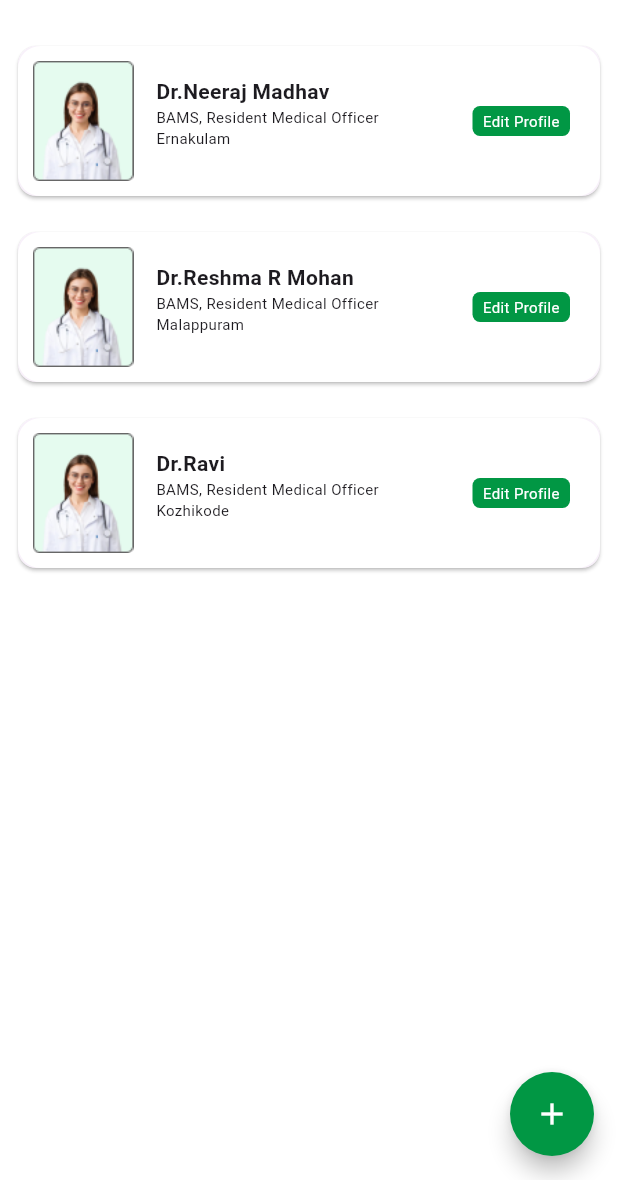
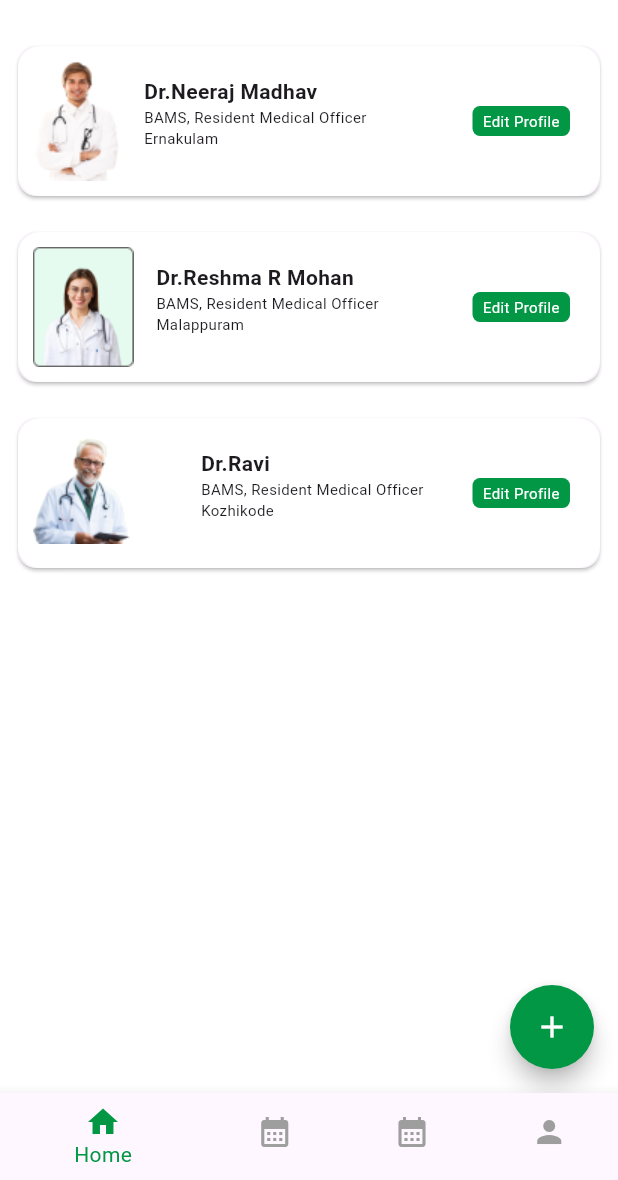
Before and after one commit to Muhammedsuhailv/doctors_app, a Flutter app: the screen it shows after launch, on a phone screen of 412 x 824 dp, the part 56-1236 px from its top. Run offline on Flutter 3.47's test engine with Material 3 defaults, Android fonts, the phone set to English and light mode, and no system bars.

Commit message:
second commit

```diff
--- a/lib/main.dart
+++ b/lib/main.dart
@@ -1,5 +1,6 @@
 import 'package:flutter/material.dart';
 import 'package:kayla_soft/views/add_doctor.dart';
+import 'package:kayla_soft/views/bottom_navbar/bottom_navbar.dart';
 import 'package:kayla_soft/views/home_page.dart';
 
 void main() {
@@ -18,7 +19,7 @@ class MyApp extends StatelessWidget {
         colorScheme: ColorScheme.fromSeed(seedColor: Colors.deepPurple),
         useMaterial3: true,
       ),
-      home: HomePage()
+      home: MyHomePage()
     );
   }
 }
--- /dev/null
+++ b/lib/views/bottom_navbar/bottom_navbar.dart
@@ -0,0 +1,60 @@
+
+import 'package:flutter/cupertino.dart';
+import 'package:flutter/material.dart';
+import 'package:kayla_soft/views/add_doctor.dart';
+import 'package:kayla_soft/views/home_page.dart';
+
+class MyHomePage extends StatefulWidget {
+  const MyHomePage({Key? key}) : super(key: key);
+
+  @override
+  State<MyHomePage> createState() => _MyHomePageState();
+}
+
+class _MyHomePageState extends State<MyHomePage> {
+  int _selectedIndex = 0;
+
+  static const List<Widget> _widgetOptions = <Widget>[
+    HomePage(),
+    AddDoctor(),
+    HomePage(),
+    HomePage(),
+  ];
+
+  void _onItemTapped(int index) {
+    setState(() {
+      _selectedIndex = index;
+    });
+  }
+
+  @override
+  Widget build(BuildContext context) {
+    return Scaffold(
+      body: _widgetOptions.elementAt(_selectedIndex),
+      bottomNavigationBar: BottomNavigationBar(
+        items: const <BottomNavigationBarItem>[
+          BottomNavigationBarItem(
+            icon: Icon(Icons.home),
+            label: 'Home',
+          ),
+          BottomNavigationBarItem(
+            icon: Icon(Icons.calendar_month),
+            label: 'Appointment',
+          ),
+          BottomNavigationBarItem(
+            icon: Icon(Icons.calendar_month),
+            label: 'Prescription',
+          ),
+          BottomNavigationBarItem(
+            icon: Icon(Icons.person),
+            label: 'Profile',
+          ),
+        ],
+        currentIndex: _selectedIndex,
+        selectedItemColor: Color(0xff019744),
+        unselectedItemColor: Colors.grey,
+        onTap: _onItemTapped,
+      ),
+    );
+  }
+}
--- a/lib/views/home_page.dart
+++ b/lib/views/home_page.dart
@@ -87,7 +87,7 @@ class HomePage extends StatelessWidget {
                             mainAxisAlignment: MainAxisAlignment.start,
                             crossAxisAlignment: CrossAxisAlignment.start,
                             children: [
-                              const Image(image: AssetImage("asset/doctor2.png")),
+                              Image(image: doctorsList[index]['image']),
                               const SizedBox(width: 15),
                               Column(
                                 mainAxisAlignment: MainAxisAlignment.start,
@@ -111,11 +111,16 @@ class HomePage extends StatelessWidget {
                               const Spacer(),
                               Padding(
                                 padding: const EdgeInsets.only(top: 30.0),
-                                child: Container(
-                                  width: 65,
-                                  height: 20,
-                                  decoration: BoxDecoration(borderRadius: BorderRadius.circular(5), color: const Color(0xff019744)),
-                                  child: Center(child: const Text("Edit Profile", style: TextStyle(fontSize: 10, color: Colors.white))),
+                                child: InkWell(
+                                  onTap: () {
+                                    Navigator.push(context, MaterialPageRoute(builder: (context) => const AddDoctor()));
+                                  },
+                                  child: Container(
+                                    width: 65,
+                                    height: 20,
+                                    decoration: BoxDecoration(borderRadius: BorderRadius.circular(5), color: const Color(0xff019744)),
+                                    child: Center(child: const Text("Edit Profile", style: TextStyle(fontSize: 10, color: Colors.white))),
+                                  ),
                                 ),
                               ),
                               const SizedBox(width: 10),
```
